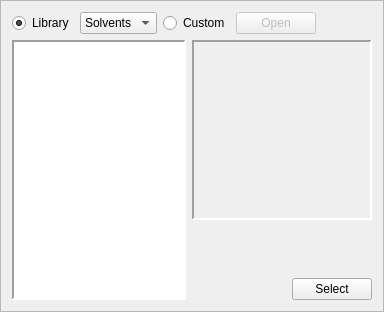
Old version of the form src/FragmentTable.ui in the repository nutjunkie/IQmol.
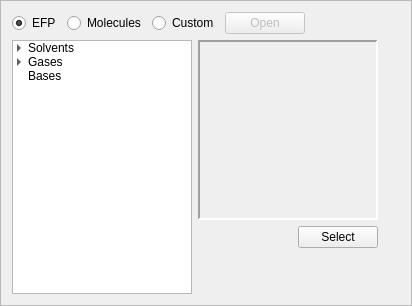
New version of the form.

What changed in the file:
```diff
--- a/src/FragmentTable.ui
+++ b/src/FragmentTable.ui
@@ -6,8 +6,8 @@
    <rect>
     <x>0</x>
     <y>0</y>
-    <width>384</width>
-    <height>312</height>
+    <width>412</width>
+    <height>306</height>
    </rect>
   </property>
   <property name="windowTitle">
@@ -19,13 +19,13 @@
   <property name="frameShadow">
    <enum>QFrame::Raised</enum>
   </property>
-  <layout class="QVBoxLayout" name="verticalLayout">
+  <layout class="QVBoxLayout" name="verticalLayout_2">
    <item>
-    <layout class="QHBoxLayout" name="horizontalLayout">
+    <layout class="QHBoxLayout" name="horizontalLayout_4">
      <item>
-      <widget class="QRadioButton" name="radioButton_2">
+      <widget class="QRadioButton" name="efpButton">
        <property name="text">
-        <string>Library</string>
+        <string>EFP</string>
        </property>
        <property name="checked">
         <bool>true</bool>
@@ -33,39 +33,21 @@
       </widget>
      </item>
      <item>
-      <widget class="QComboBox" name="categoryCombo">
-       <property name="maximumSize">
-        <size>
-         <width>16777215</width>
-         <height>16777215</height>
-        </size>
+      <widget class="QRadioButton" name="moleculesButton">
+       <property name="text">
+        <string>Molecules</string>
        </property>
-       <item>
-        <property name="text">
-         <string>Solvents</string>
-        </property>
-       </item>
-       <item>
-        <property name="text">
-         <string>Bases</string>
-        </property>
-       </item>
-       <item>
-        <property name="text">
-         <string>Gases</string>
-        </property>
-       </item>
       </widget>
      </item>
      <item>
-      <widget class="QRadioButton" name="radioButton">
+      <widget class="QRadioButton" name="customButton">
        <property name="text">
         <string>Custom</string>
        </property>
       </widget>
      </item>
      <item>
-      <widget class="QPushButton" name="pushButton">
+      <widget class="QPushButton" name="openButton">
        <property name="enabled">
         <bool>false</bool>
        </property>
@@ -75,7 +57,7 @@
       </widget>
      </item>
      <item>
-      <spacer name="horizontalSpacer">
+      <spacer name="horizontalSpacer_4">
        <property name="orientation">
         <enum>Qt::Horizontal</enum>
        </property>
@@ -90,25 +72,105 @@
     </layout>
    </item>
    <item>
-    <layout class="QHBoxLayout" name="horizontalLayout_2">
+    <layout class="QHBoxLayout" name="horizontalLayout_3">
      <item>
-      <widget class="QListWidget" name="fragmentList">
-       <property name="frameShape">
-        <enum>QFrame::Panel</enum>
+      <widget class="QTreeWidget" name="fragmentList">
+       <property name="sizePolicy">
+        <sizepolicy hsizetype="Fixed" vsizetype="Expanding">
+         <horstretch>0</horstretch>
+         <verstretch>0</verstretch>
+        </sizepolicy>
        </property>
-       <property name="frameShadow">
-        <enum>QFrame::Sunken</enum>
+       <property name="minimumSize">
+        <size>
+         <width>180</width>
+         <height>180</height>
+        </size>
        </property>
-       <property name="lineWidth">
-        <number>2</number>
+       <property name="maximumSize">
+        <size>
+         <width>180</width>
+         <height>500</height>
+        </size>
        </property>
-       <property name="midLineWidth">
-        <number>2</number>
+       <property name="font">
+        <font>
+         <kerning>true</kerning>
+        </font>
        </property>
+       <property name="indentation">
+        <number>12</number>
+       </property>
+       <property name="rootIsDecorated">
+        <bool>true</bool>
+       </property>
+       <attribute name="headerVisible">
+        <bool>false</bool>
+       </attribute>
+       <column>
+        <property name="text">
+         <string notr="true">1</string>
+        </property>
+       </column>
+       <item>
+        <property name="text">
+         <string>Solvents</string>
+        </property>
+        <item>
+         <property name="text">
+          <string>Acetone</string>
+         </property>
+        </item>
+        <item>
+         <property name="text">
+          <string>Acetonitrile</string>
+         </property>
+        </item>
+        <item>
+         <property name="text">
+          <string>Benzene</string>
+         </property>
+        </item>
+        <item>
+         <property name="text">
+          <string>Carbon Tetracholoride</string>
+         </property>
+        </item>
+        <item>
+         <property name="text">
+          <string>Water</string>
+         </property>
+        </item>
+       </item>
+       <item>
+        <property name="text">
+         <string>Gases</string>
+        </property>
+        <item>
+         <property name="text">
+          <string>Ammonia</string>
+         </property>
+        </item>
+        <item>
+         <property name="text">
+          <string>Methane</string>
+         </property>
+        </item>
+        <item>
+         <property name="text">
+          <string>Oxygen (O2)</string>
+         </property>
+        </item>
+       </item>
+       <item>
+        <property name="text">
+         <string>Bases</string>
+        </property>
+       </item>
       </widget>
      </item>
      <item>
-      <layout class="QVBoxLayout" name="verticalLayout_2">
+      <layout class="QVBoxLayout" name="verticalLayout">
        <item>
         <widget class="QFrame" name="viewWidget">
          <property name="sizePolicy">
@@ -138,20 +200,7 @@
         </widget>
        </item>
        <item>
-        <spacer name="verticalSpacer">
-         <property name="orientation">
-          <enum>Qt::Vertical</enum>
-         </property>
-         <property name="sizeHint" stdset="0">
-          <size>
-           <width>20</width>
-           <height>40</height>
-          </size>
-         </property>
-        </spacer>
-       </item>
-       <item>
-        <layout class="QHBoxLayout" name="horizontalLayout_3">
+        <layout class="QHBoxLayout" name="horizontalLayout">
          <item>
           <spacer name="horizontalSpacer_2">
            <property name="orientation">
@@ -159,8 +208,8 @@
            </property>
            <property name="sizeHint" stdset="0">
             <size>
-             <width>40</width>
-             <height>20</height>
+             <width>48</width>
+             <height>17</height>
             </size>
            </property>
           </spacer>
@@ -174,8 +223,34 @@
          </item>
         </layout>
        </item>
+       <item>
+        <spacer name="verticalSpacer">
+         <property name="orientation">
+          <enum>Qt::Vertical</enum>
+         </property>
+         <property name="sizeHint" stdset="0">
+          <size>
+           <width>58</width>
+           <height>38</height>
+          </size>
+         </property>
+        </spacer>
+       </item>
       </layout>
      </item>
+     <item>
+      <spacer name="horizontalSpacer_3">
+       <property name="orientation">
+        <enum>Qt::Horizontal</enum>
+       </property>
+       <property name="sizeHint" stdset="0">
+        <size>
+         <width>40</width>
+         <height>20</height>
+        </size>
+       </property>
+      </spacer>
+     </item>
     </layout>
    </item>
   </layout>
```
Left out of the diff: 25 changed lines with no effect on the pictures.
